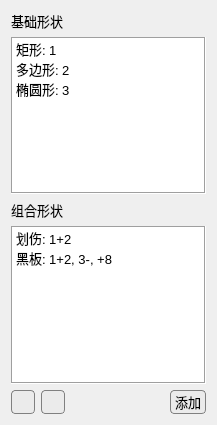
feiyuhuahuo/HuaHuoLabel, file ui_files/shape_combo.ui: the form before one commit.
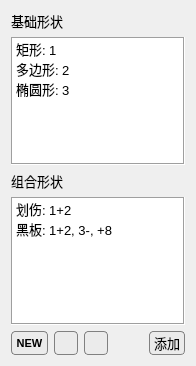
The form after the commit. Icons and pictures are not drawn.

Patch:
```diff
--- a/ui_files/shape_combo.ui
+++ b/ui_files/shape_combo.ui
@@ -6,8 +6,8 @@
    <rect>
     <x>0</x>
     <y>0</y>
-    <width>217</width>
-    <height>425</height>
+    <width>196</width>
+    <height>366</height>
    </rect>
   </property>
   <property name="windowTitle">
@@ -98,6 +98,60 @@
    </item>
    <item>
     <layout class="QHBoxLayout" name="horizontalLayout">
+     <item>
+      <widget class="QPushButton" name="pushButton_new">
+       <property name="minimumSize">
+        <size>
+         <width>0</width>
+         <height>24</height>
+        </size>
+       </property>
+       <property name="maximumSize">
+        <size>
+         <width>40</width>
+         <height>24</height>
+        </size>
+       </property>
+       <property name="font">
+        <font>
+         <pointsize>8</pointsize>
+         <bold>true</bold>
+        </font>
+       </property>
+       <property name="toolTip">
+        <string>新建一个目标</string>
+       </property>
+       <property name="styleSheet">
+        <string notr="true">QPushButton
+{background-color: rgb(235, 235, 235);
+border: 1px solid gray;
+border-radius: 4px;
+padding-left:4px;
+padding-right:4px;
+
+
+}
+ QPushButton:hover {
+            background-color:  rgb(225, 225, 225);
+}
+
+ QPushButton:pressed {
+            background-color:  rgb(215, 215, 215);
+        }        
+
+</string>
+       </property>
+       <property name="text">
+        <string>NEW</string>
+       </property>
+       <property name="iconSize">
+        <size>
+         <width>13</width>
+         <height>15</height>
+        </size>
+       </property>
+      </widget>
+     </item>
      <item>
       <widget class="QPushButton" name="pushButton_union">
        <property name="minimumSize">
```
